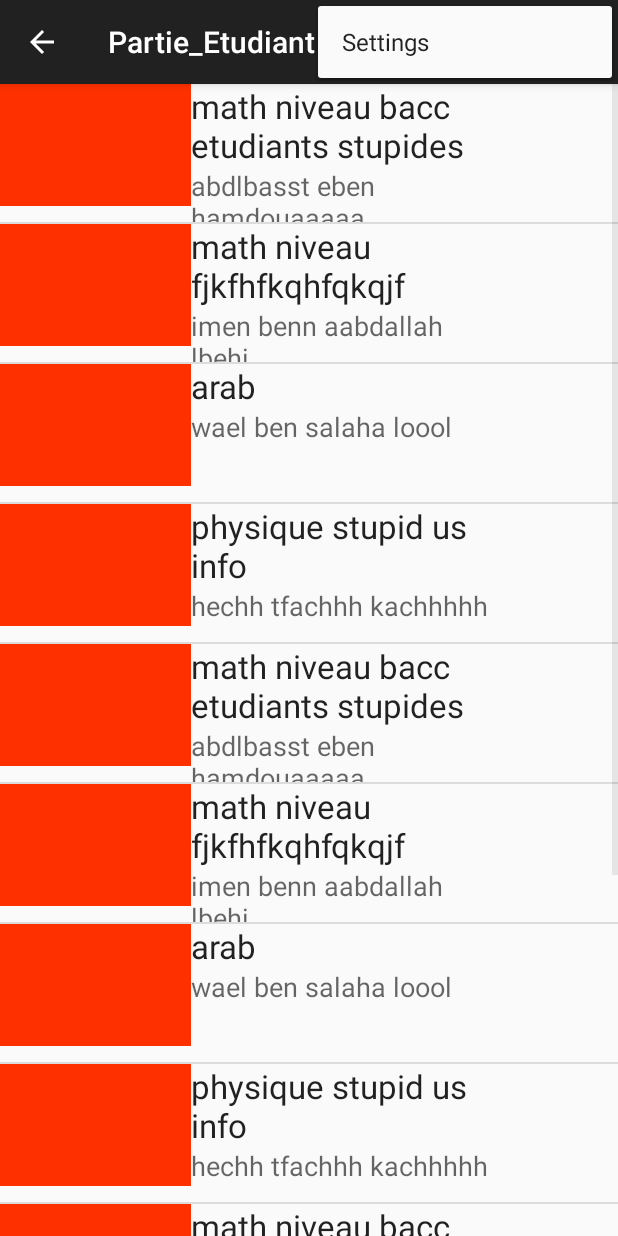
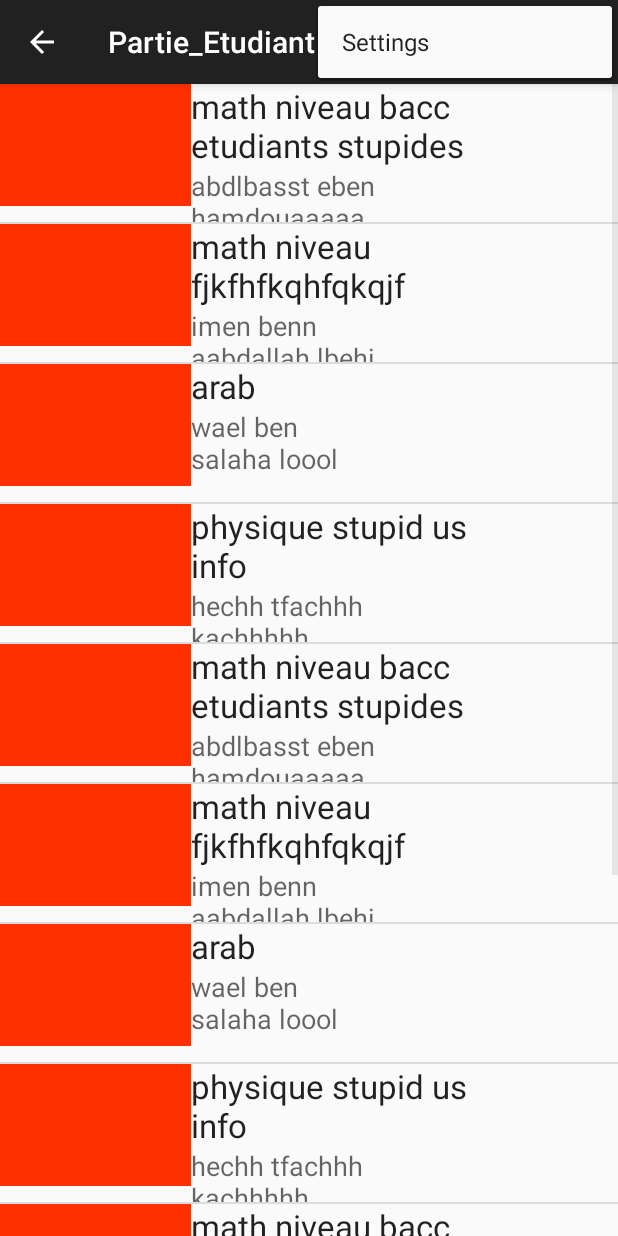
Before and after one commit to WaelOuni/Partie_Etudiant, an Android app: the fragment CoursesFragment placed in its activity, with the options menu open, on a phone screen of 412 x 824 dp. Run offline under Robolectric (Android 15) with nearby library versions, the light colour scheme and no system bars; 2 statements that could not run were skipped.

Commit message:
COMMIT
TEST COMMIT

```diff
--- a/app/src/main/res/layout/item_course.xml
+++ b/app/src/main/res/layout/item_course.xml
@@ -28,7 +28,7 @@
                 android:id="@+id/subject_name" />
 
             <TextView
-                android:layout_width="wrap_content"
+                android:layout_width="125dp"
                 android:layout_height="wrap_content"
                 android:text="Medium Text"
                 android:textAppearance="?android:attr/textAppearanceMedium"
```
